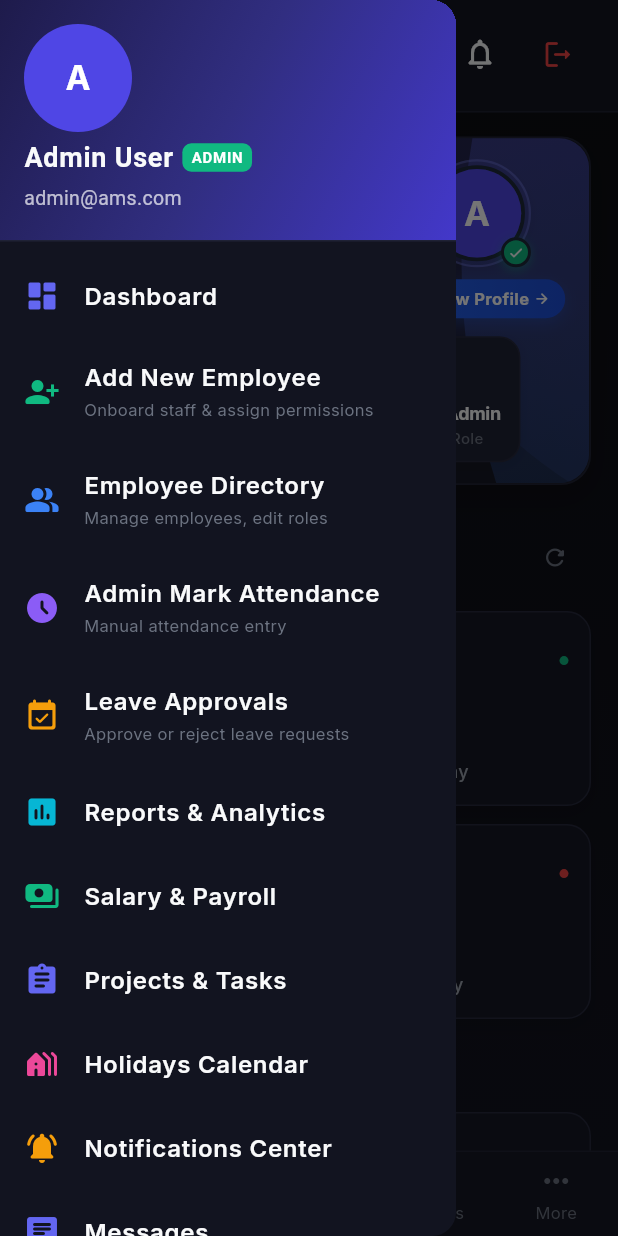
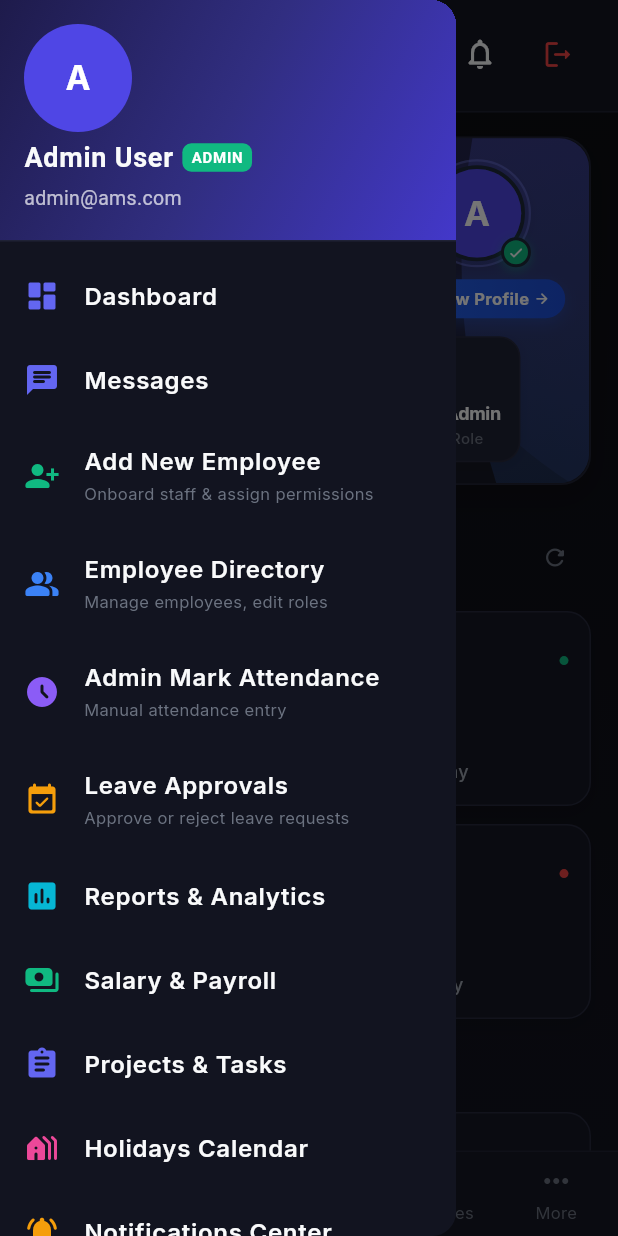
Before and after one commit to ayushchoudhary4507/AMS-MOBILE-APP-, a Flutter app: the AdminDashboard screen opened by its route, with the side drawer open, on a phone screen of 412 x 824 dp. Run offline on Flutter 3.47's test engine with Material 3 defaults, Android fonts, the phone set to English and light mode, and no system bars; drawn by our look-alikes of flutter_animate; our stand-ins replace cached_network_image, dio, flutter_local_notifications, flutter_riverpod, flutter_secure_storage, go_router and 5 more; accounts and stored records are empty; network calls fail.

Commit message:
feat: implement initial employee and admin dashboard screens with navigation and state management

```diff
--- a/lib/screens/admin/admin_dashboard.dart
+++ b/lib/screens/admin/admin_dashboard.dart
@@ -15,6 +15,7 @@ import '../../providers/employee_provider.dart';
 import '../../providers/theme_provider.dart';
 import '../../providers/chat_provider.dart';
 import '../shared/notifications_screen.dart';
+import '../chat/chat_list_screen.dart';
 import '../employee/employee_dashboard.dart';
 
 class AdminDashboard extends ConsumerStatefulWidget {
@@ -221,7 +222,7 @@ class _AdminDashboardState extends ConsumerState<AdminDashboard> {
       case 2:
         return _buildLeaveApprovalTab();
       case 3:
-        return _buildReportsTab();
+        return const ChatListScreen();
       case 4:
         return _buildMoreTab();
       default:
@@ -2431,6 +2432,27 @@ class _AdminDashboardState extends ConsumerState<AdminDashboard> {
                   },
                 ),
                 ListTile(
+                  leading: const Icon(Icons.chat_rounded, color: Color(0xFF6366F1)),
+                  title: Text('Messages', style: TextStyle(color: context.txtPrimary, fontWeight: FontWeight.w600)),
+                  trailing: ref.watch(chatProvider).totalUnread > 0
+                      ? Container(
+                          padding: const EdgeInsets.symmetric(horizontal: 8, vertical: 2),
+                          decoration: BoxDecoration(
+                            color: const Color(0xFF6366F1),
+                            borderRadius: BorderRadius.circular(12),
+                          ),
+                          child: Text(
+                            '${ref.watch(chatProvider).totalUnread}',
+                            style: const TextStyle(color: Colors.white, fontSize: 11, fontWeight: FontWeight.bold),
+                          ),
+                        )
+                      : null,
+                  onTap: () {
+                    Navigator.pop(context);
+                    context.push('/chat');
+                  },
+                ),
+                ListTile(
                   leading: const Icon(Icons.person_add_alt_1_rounded, color: Color(0xFF10B981)),
                   title: Text('Add New Employee', style: TextStyle(color: context.txtPrimary, fontWeight: FontWeight.w600)),
                   subtitle: Text('Onboard staff & assign permissions', style: TextStyle(color: context.txtMuted, fontSize: 11)),
@@ -2504,27 +2526,6 @@ class _AdminDashboardState extends ConsumerState<AdminDashboard> {
                   onTap: () {
                     Navigator.pop(context);
                     context.go('/admin/notifications');
-                  },
-                ),
-                ListTile(
-                  leading: const Icon(Icons.chat_rounded, color: Color(0xFF6366F1)),
-                  title: Text('Messages', style: TextStyle(color: context.txtPrimary, fontWeight: FontWeight.w600)),
-                  trailing: ref.watch(chatProvider).totalUnread > 0
-                      ? Container(
-                          padding: const EdgeInsets.symmetric(horizontal: 8, vertical: 2),
-                          decoration: BoxDecoration(
-                            color: const Color(0xFF6366F1),
-                            borderRadius: BorderRadius.circular(12),
-                          ),
-                          child: Text(
-                            '${ref.watch(chatProvider).totalUnread}',
-                            style: const TextStyle(color: Colors.white, fontSize: 11, fontWeight: FontWeight.bold),
-                          ),
-                        )
-                      : null,
-                  onTap: () {
-                    Navigator.pop(context);
-                    context.push('/chat');
                   },
                 ),
                 Divider(color: context.dividerCol),
@@ -3768,9 +3769,9 @@ class _AdminDashboardState extends ConsumerState<AdminDashboard> {
             label: 'Leaves',
           ),
           BottomNavigationBarItem(
-            icon: Icon(Icons.insert_drive_file_outlined),
-            activeIcon: Icon(Icons.insert_drive_file_rounded),
-            label: 'Reports',
+            icon: Icon(Icons.chat_outlined),
+            activeIcon: Icon(Icons.chat_rounded),
+            label: 'Messages',
           ),
           BottomNavigationBarItem(
             icon: Icon(Icons.more_horiz_rounded),
```
Also changed, not shown: lib/screens/employee/employee_dashboard.dart (+26 -25 lines). Lines whose indentation alone changed are shown as unchanged.
